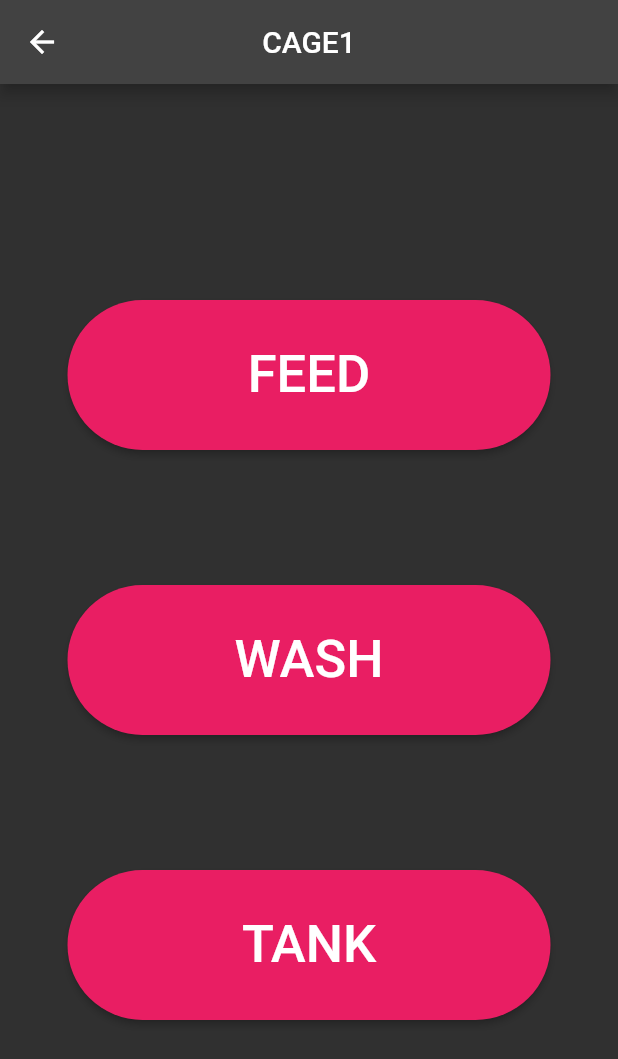
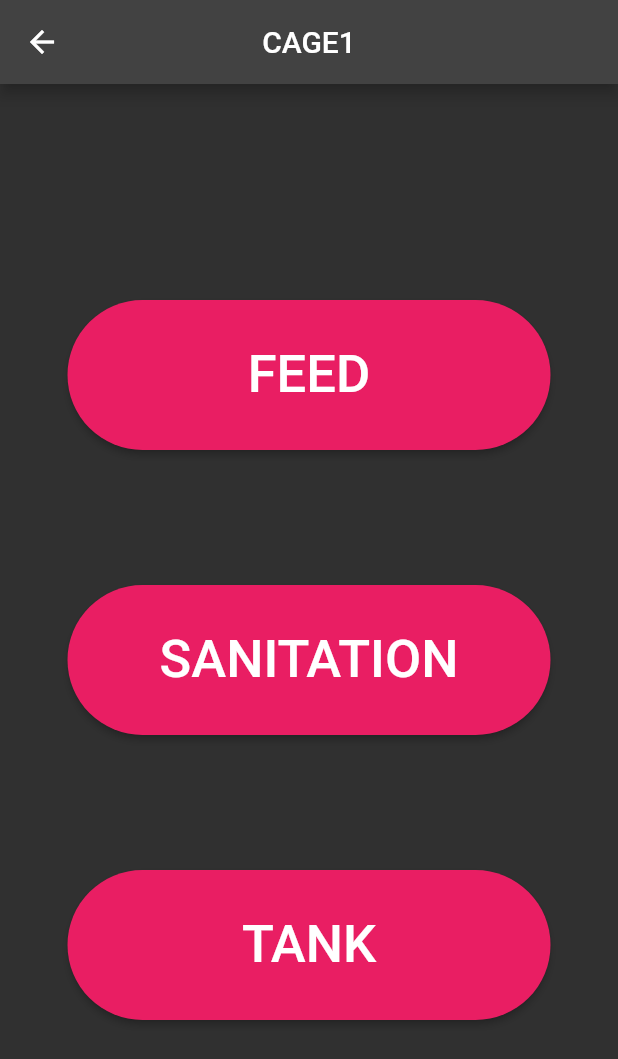
Before and after one commit to Chaaang/Thesis-mobileapp-final, a Flutter app: the Cage1 screen opened directly, on a phone screen of 412 x 824 dp. Shown: the top 1059 px of the screen. Run offline on Flutter 3.47's test engine with Material 2 defaults, Android fonts, the phone set to English and light mode, and no system bars; our stand-ins replace firebase_core, firebase_database, firebase_messaging, flutter_local_notifications, fluttertoast, percent_indicator; accounts and stored records are empty.

Commit message:
chore: change wash button to sanitation

```diff
--- a/pigs/lib/screens/cage1/cage1.dart
+++ b/pigs/lib/screens/cage1/cage1.dart
@@ -39,7 +39,8 @@ class Cage1 extends StatelessWidget {
                     Navigator.push(context,
                         MaterialPageRoute(builder: (context) => Washing1()));
                   },
-                  child: const Text('WASH', style: TextStyle(fontSize: 35)),
+                  child:
+                      const Text('SANITATION', style: TextStyle(fontSize: 35)),
                   style: ElevatedButton.styleFrom(
                       primary: Colors.pink,
                       fixedSize: const Size(300, 100),
--- a/pigs/lib/screens/cage2/cage2.dart
+++ b/pigs/lib/screens/cage2/cage2.dart
@@ -40,7 +40,8 @@ class Cage2 extends StatelessWidget {
                     Navigator.push(context,
                         MaterialPageRoute(builder: (context) => Washing2()));
                   },
-                  child: const Text('WASH', style: TextStyle(fontSize: 35)),
+                  child:
+                      const Text('SANITATION', style: TextStyle(fontSize: 35)),
                   style: ElevatedButton.styleFrom(
                       primary: Colors.pink,
                       fixedSize: const Size(300, 100),
```
